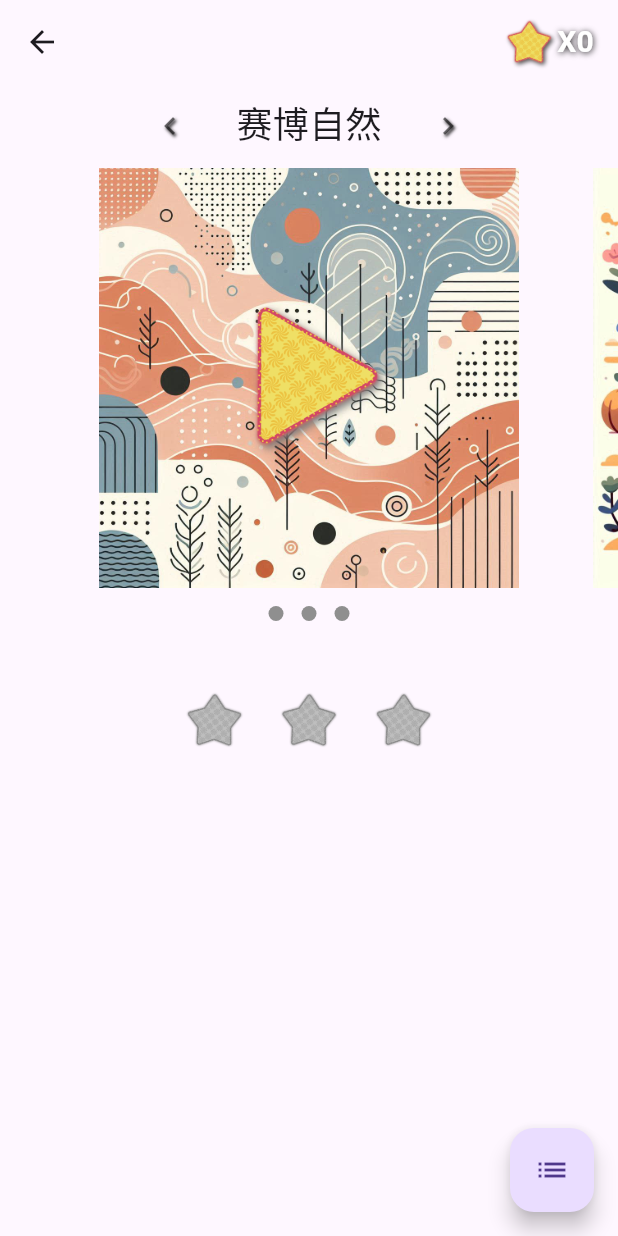
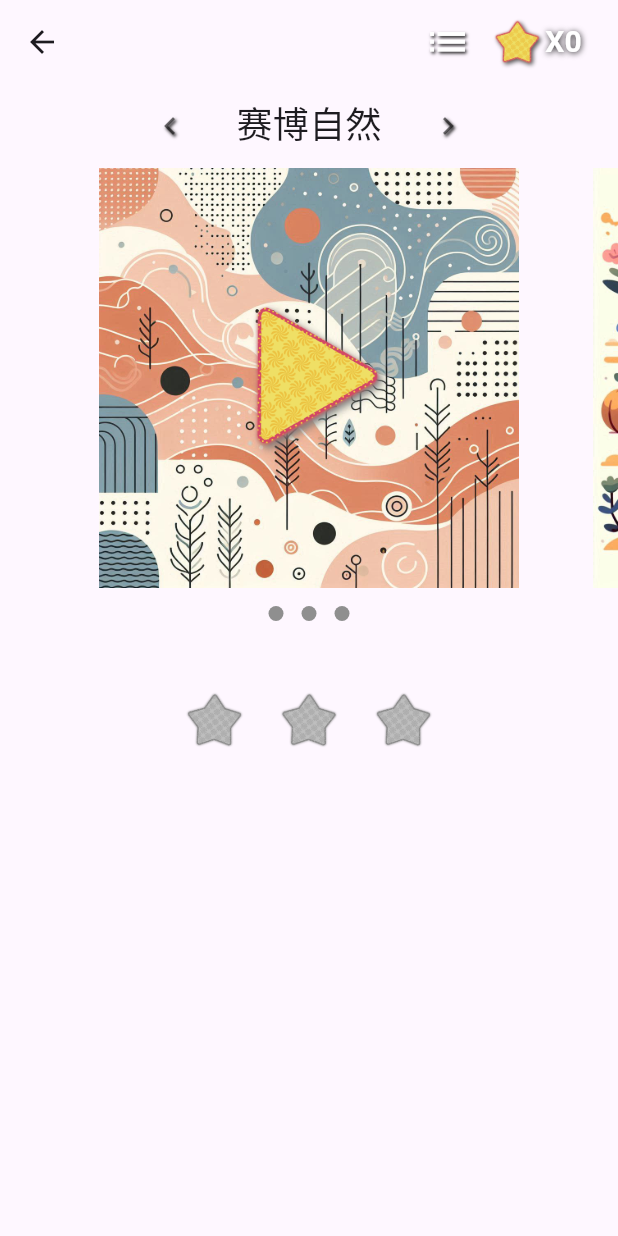
Before and after one commit to Qing-cpu/sliding_puzzle, a Flutter app: the LevelSelect screen opened directly, on a phone screen of 412 x 824 dp. Run offline on Flutter 3.47's test engine with Material 3 defaults, Android fonts, the phone set to English and light mode, and no system bars; our stand-ins replace shared_preferences; accounts and stored records are empty.

Commit message:
feat: 保存

```diff
--- a/lib/data/db_tools/level_data.dart
+++ b/lib/data/db_tools/level_data.dart
@@ -27,6 +27,8 @@ class LevelData {
     return newLeveData.timeMil < timeMil ? newLeveData : this;
   }
 
+
+
   bool isChanged(LevelData data) =>
       !(levelId == data.levelId &&
           starCount == data.starCount &&
--- a/lib/data/levels/levels.dart
+++ b/lib/data/levels/levels.dart
@@ -1,6 +1,7 @@
 import 'package:sliding_puzzle/data/levels/level_info.dart';
 
 const x = [Duration(minutes: 3), Duration(minutes: 2), Duration(minutes: 1)];
+const s = [Duration(seconds: 5), Duration(seconds: 4), Duration(seconds: 3)];
 
 class Levels {
 
@@ -13,9 +14,9 @@ class Levels {
     ),
     LevelInfo(
       imageAssets: 'assets/images/level/1-2.png',
-      name: '农场·杂画',
+      name: '农场·杂画s',
       size: 3,
-      starCountTimes: x,
+      starCountTimes: s,
     ),
     LevelInfo(
       imageAssets: 'assets/images/level/1-3.png',
--- a/lib/pages/level_list_page.dart
+++ b/lib/pages/level_list_page.dart
@@ -8,10 +8,13 @@ import 'cus_widget/star_count.dart';
 import 'cus_widget/stars_count.dart';
 
 class LevelListPage extends StatelessWidget {
-  const LevelListPage({super.key, });
+  const LevelListPage({super.key, required this.pageController, });
+
+  final PageController pageController;
 
 
   void _onTap(BuildContext context, int index) {
+    Future(()=> pageController.jumpToPage(index));
     Navigator.of(context).pop(index);
   }
 
--- a/lib/pages/level_select.dart
+++ b/lib/pages/level_select.dart
@@ -17,23 +17,40 @@ class LevelSelect extends StatefulWidget {
 }
 
 class _LevelSelectState extends State<LevelSelect> {
-  int index = 0;
+  final _heightBox8 = const SizedBox(height: 8);
+  int _index = 0;
+  final levels = Levels.levelInfos;
+  late final PageController _pageController;
 
-  final levels = Levels.levelInfos;
-  final PageController _pageController = PageController(viewportFraction: 0.8);
-  final _heightBox8 = const SizedBox(height: 8);
+  LevelData? get leveData => DBTools.getLevelDataByLeveId(levels[_index].id);
 
-  bool _isAnim = false;
+  _listener() {
+    final page = _pageController.page?.toInt() ?? 0;
+    if (page != _index) {
+      setState(() => _index = page);
+    }
+  }
 
-  LevelData? get leveData => DBTools.getLevelDataByLeveId(levels[index].id);
+  @override
+  void initState() {
+    super.initState();
+    final maxId = DBTools.maxLevelId;
+    _index = Levels.levelInfos.indexWhere((i) => i.id == maxId);
+    _pageController = PageController(viewportFraction: 0.8, initialPage: _index);
+    _pageController.addListener(_listener);
+  }
+
+  @override
+  void dispose() {
+    _pageController.removeListener(_listener);
+    super.dispose();
+  }
 
   void _play(BuildContext context, int levelInfoIndex) async {
     Navigator.push(
       context,
       PageRouteBuilder(
-        pageBuilder:
-            (context, animation, secondaryAnimation) =>
-                GamePage(levelInfoIndex: levelInfoIndex,pageController: _pageController),
+        pageBuilder: (context, animation, secondaryAnimation) => GamePage(levelInfoIndex: levelInfoIndex, pageController: _pageController),
         transitionsBuilder: (context, animation, secondaryAnimation, child) {
           return FadeTransition(opacity: animation, child: child);
         },
@@ -42,54 +59,41 @@ class _LevelSelectState extends State<LevelSelect> {
     );
   }
 
-  void _openLevelListPage() async {
-    final levelInfosIndex = await Navigator.of(context).push(
-      MaterialPageRoute(builder: (BuildContext context) => LevelListPage()),
-    );
-    if (levelInfosIndex != null) {
-      setState(() {
-        _isAnim = true;
-      });
-      _pageController
-          .animateToPage(
-            levelInfosIndex,
-            duration: Duration(milliseconds: 800),
-            curve: Curves.easeInOutQuart,
-          )
-          .then((_) {
-            setState(() {
-              _isAnim = false;
-            });
-          });
-    }
-  }
+  void _openLevelListPage() =>
+      Navigator.of(context).push(MaterialPageRoute(builder: (BuildContext context) => LevelListPage(pageController: _pageController)));
 
-  _onPressedLeftIcon() => _pageController.animateToPage(
-    _pageController.page!.toInt() - 1,
-    duration: Duration(milliseconds: 200),
-    curve: Curves.easeInOut,
-  );
+  _onPressedLeftIcon() =>
+      _pageController.animateToPage(_pageController.page!.toInt() - 1, duration: Duration(milliseconds: 200), curve: Curves.easeInOut);
 
-  _onPressedRightIcon() => _pageController.animateToPage(
-    _pageController.page!.toInt() + 1,
-    duration: Duration(milliseconds: 200),
-    curve: Curves.easeInOut,
-  );
-
-
-  @override
-  void didUpdateWidget(LevelSelect oldWidget) {
-    super.didUpdateWidget(oldWidget);
-  }
+  _onPressedRightIcon() =>
+      _pageController.animateToPage(_pageController.page!.toInt() + 1, duration: Duration(milliseconds: 200), curve: Curves.easeInOut);
 
   @override
   Widget build(BuildContext context) {
     return Scaffold(
-      floatingActionButton: FloatingActionButton(
-        onPressed: _openLevelListPage,
-        child: Icon(Icons.list),
-      ),
-      appBar: AppBar(actions: [StarCount()]),
+      appBar: AppBar(actions: [
+
+
+        IconButton(
+          icon: Icon(Icons.list,
+          size: 31,
+            color: Colors.white,
+            shadows: [
+              Shadow(
+                color: Colors.black87,
+                blurRadius: 2,
+                offset: Offset(1, 1),
+              )
+            ],
+          ), onPressed: _openLevelListPage,
+        ),
+        GestureDetector(
+            onTap: _openLevelListPage,
+            child: StarCount()),
+        SizedBox(
+          width: 8,
+        ),
+      ]),
       body: Column(
         children: [
           _heightBox8,
@@ -105,30 +109,13 @@ class _LevelSelectState extends State<LevelSelect> {
                       onPressed: _onPressedLeftIcon,
                       icon: Icon(
                         Icons.chevron_left,
-                        shadows: [
-                          Shadow(
-                            color: Colors.black87,
-                            blurRadius: 2,
-                            offset: Offset(1, 1),
-                          ),
-                        ],
+                        shadows: [Shadow(color: Colors.black87, blurRadius: 2, offset: Offset(1, 1))],
                         color: Colors.black54,
                       ),
                     ),
                   ),
                 ),
-                Expanded(
-                  child: AnimatedSwitcher(
-                    duration: const Duration(milliseconds: 50),
-                    child:
-                        _isAnim
-                            ? null
-                            : Text(
-                              Levels.levelInfos[index].name,
-                              style: TextStyle(fontSize: 24),
-                            ),
-                  ),
-                ),
+                Expanded(child: Center(child: Text(Levels.levelInfos[_index].name, style: TextStyle(fontSize: 24)))),
                 Expanded(
                   child: Container(
                     alignment: Alignment.centerLeft,
@@ -136,13 +123,7 @@ class _LevelSelectState extends State<LevelSelect> {
                       onPressed: _onPressedRightIcon,
                       icon: Icon(
                         color: Colors.black54,
-                        shadows: [
-                          Shadow(
-                            color: Colors.black87,
-                            blurRadius: 2,
-                            offset: Offset(1, 1),
-                          ),
-                        ],
+                        shadows: [Shadow(color: Colors.black87, blurRadius: 2, offset: Offset(1, 1))],
                         Icons.chevron_right,
                       ),
                     ),
@@ -157,9 +138,6 @@ class _LevelSelectState extends State<LevelSelect> {
             child: PageView.builder(
               controller: _pageController,
               itemCount: levels.length,
-              onPageChanged: (i) {
-                setState(() => index = i);
-              },
               itemBuilder: (BuildContext context, int i) {
                 return Padding(
                   padding: const EdgeInsets.all(4.0),
@@ -170,16 +148,9 @@ class _LevelSelectState extends State<LevelSelect> {
                             height: 288,
                             width: 288,
                             // onTap: () => _play(context, i),
-                            child: Hero(
-                              tag: levels[i].id,
-                              child: Image.asset(levels[i].imageAssets),
-                            ),
+                            child: Hero(tag: levels[i].id, child: Image.asset(levels[i].imageAssets)),
                           )
-                          : Icon(
-                            Icons.image_rounded,
-                            size: 288,
-                            color: Colors.grey,
-                          ),
+                          : Icon(Icons.image_rounded, size: 288, color: Colors.grey),
                 );
               },
             ),
@@ -187,7 +158,7 @@ class _LevelSelectState extends State<LevelSelect> {
 
           // 大小
           _heightBox8,
-          LevelSizePoint(count: levels[index].size),
+          LevelSizePoint(count: levels[_index].size),
           _heightBox8,
           _heightBox8,
           StarsCount(leveData?.starCount),
```
Also changed, not shown: lib/pages/final_completion_page.dart (added, +28 -0 lines), lib/pages/game_page.dart (+54 -90 lines), lib/pages/level_complete_page.dart (added, +42 -0 lines), lib/pages/time_out_failure_page.dart (added, +40 -0 lines).
